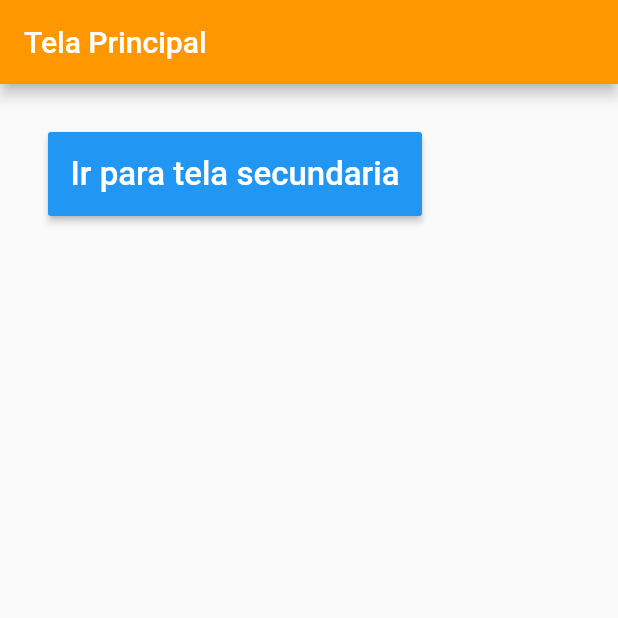
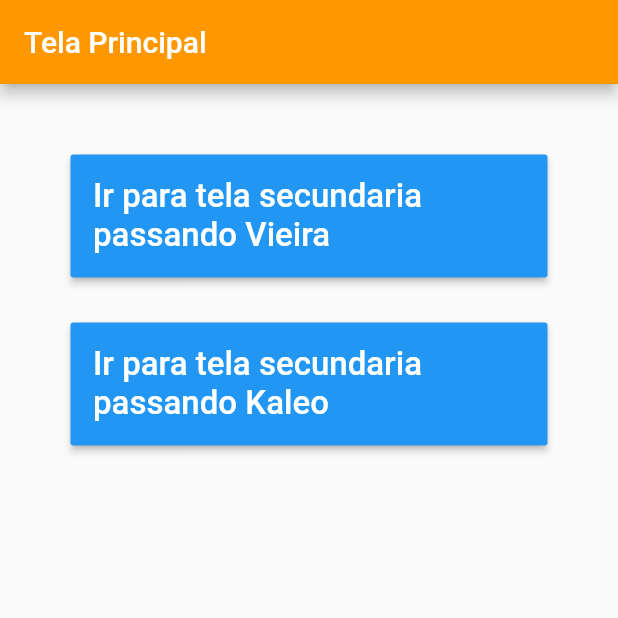
Before and after one commit to Kaleo-Stark/curso_desenvolvimento_Android_e_IOS_com_flutter, a Flutter app: the screen it shows after launch, on a phone screen of 412 x 824 dp, the top half of it. Run offline on Flutter 3.47's test engine with Material 2 defaults, Android fonts, the phone set to English and light mode, and no system bars.

Commit message:
passando parametros ao navegar entre telas

```diff
--- a/navegacao/lib/telaPrincipal.dart
+++ b/navegacao/lib/telaPrincipal.dart
@@ -19,9 +19,11 @@ class _TelaPrincipalState extends State<TelaPrincipal> {
           padding: EdgeInsets.all(32),
           child: Column(
             children: <Widget>[
-              RaisedButton(
+              Padding(
+                padding: EdgeInsets.all(15),
+                child: RaisedButton(
                   child: Text(
-                    "Ir para tela secundaria",
+                    "Ir para tela secundaria passando Vieira",
                     style: TextStyle(fontSize: 22, color: Colors.white),
                   ),
                   padding: EdgeInsets.all(15),
@@ -30,10 +32,29 @@ class _TelaPrincipalState extends State<TelaPrincipal> {
                     Navigator.push(
                       context,
                       MaterialPageRoute(
-                        builder: (context) => TelaSecundaria()
+                        builder: (context) => TelaSecundaria('Vieira')
                       )
                     );
-                  })
+                  }),
+              ),
+              Padding(
+                padding: EdgeInsets.all(15),
+                child: RaisedButton(
+                  child: Text(
+                    "Ir para tela secundaria passando Kaleo",
+                    style: TextStyle(fontSize: 22, color: Colors.white),
+                  ),
+                  padding: EdgeInsets.all(15),
+                  color: Colors.blue,
+                  onPressed: () {
+                    Navigator.push(
+                      context,
+                      MaterialPageRoute(
+                        builder: (context) => TelaSecundaria('Kaleo')
+                      )
+                    );
+                  }),
+              ),
             ],
           ),
         ));
--- a/navegacao/lib/telaSecundaria.dart
+++ b/navegacao/lib/telaSecundaria.dart
@@ -1,6 +1,11 @@
 import 'package:flutter/material.dart';
 
 class TelaSecundaria extends StatefulWidget {
+
+  String valor;
+
+  TelaSecundaria(this.valor);
+
   @override
   _TelaSecundariaState createState() => _TelaSecundariaState();
 }
@@ -14,7 +19,7 @@ class _TelaSecundariaState extends State<TelaSecundaria> {
       ),
       body: Column(
         children: <Widget>[
-          Text("Segunda tela !!!")
+          Text("Segunda tela ${this.widget.valor}!!!")
         ],
       )
     );
```
